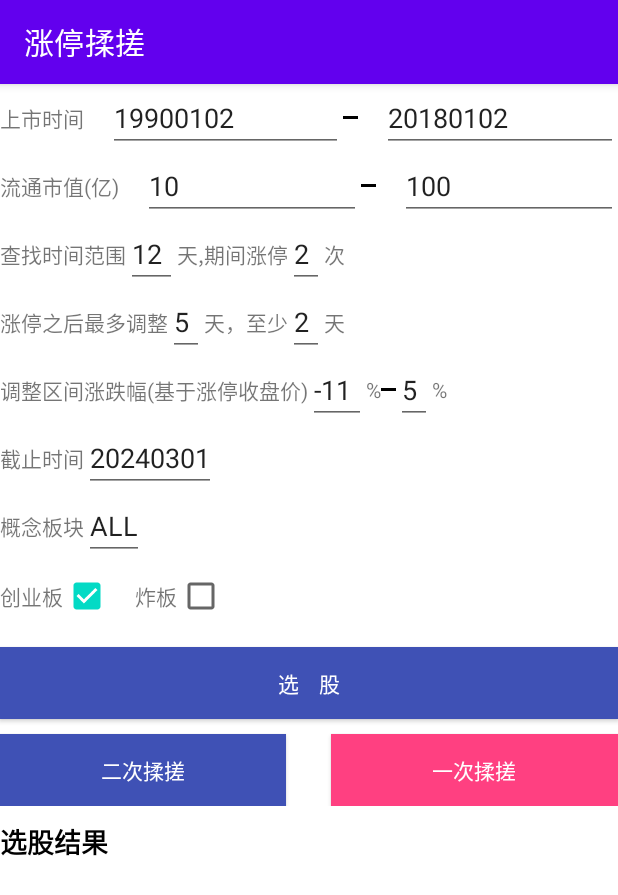
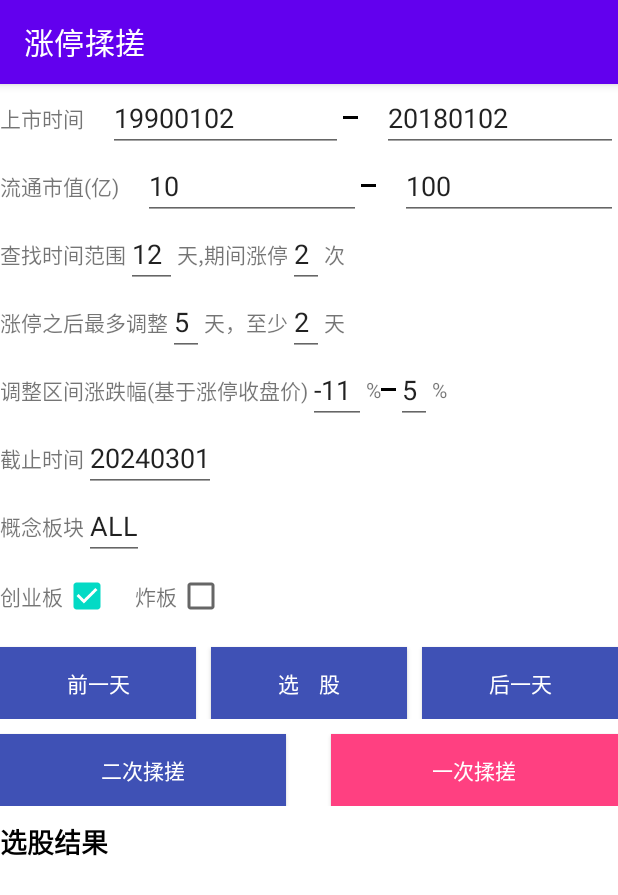
Before and after one commit to liaobushi520/StockMan, an Android app: the Strategy2Activity screen opened directly, with no data from a screen before it, on a phone screen of 412 x 824 dp. Shown: the top 895 px of the screen. Run offline under Robolectric (Android 15) with nearby library versions, the phone set to English and light mode, and no system bars.

```diff
--- a/app/build.gradle
+++ b/app/build.gradle
@@ -9,7 +9,7 @@ android {
     compileSdk 33
 
     defaultConfig {
-        applicationId "com.liaobusi.stockman"
+        applicationId "com.liaobusi.stockman2"
         minSdk 25
         targetSdk 33
         versionCode 5
--- a/app/src/main/java/com/liaobusi/stockman/db/beans.kt
+++ b/app/src/main/java/com/liaobusi/stockman/db/beans.kt
@@ -143,7 +143,7 @@ data class HistoryStock(
 val HistoryStock.ZT: Boolean
     get() {
         if (this.ztPrice == -1f) {
-            if (this.code.startsWith("300") || this.code.startsWith("688")) {
+            if (this.code.startsWith("300") || this.code.startsWith("688")||this.code.startsWith("301")) {
                 return this.chg > 19
             } else {
                 return this.chg > 9.6
@@ -155,7 +155,7 @@ val HistoryStock.ZT: Boolean
 val HistoryStock.DT: Boolean
     get() {
         if (this.dtPrice == -1f) {
-            if (this.code.startsWith("300") || this.code.startsWith("688")) {
+            if (this.code.startsWith("300") || this.code.startsWith("688")||this.code.startsWith("301")) {
                 return this.chg < -19
             } else {
                 return this.chg < -9.6
@@ -166,7 +166,7 @@ val HistoryStock.DT: Boolean
 
 val HistoryStock.DY: Boolean
     get() {
-        if (this.code.startsWith("300") || this.code.startsWith("688")) {
+        if (this.code.startsWith("300") || this.code.startsWith("688")||this.code.startsWith("301")) {
             return this.chg >= 10
         } else {
             return this.chg >= 5
--- a/app/src/main/res/layout/activity_strategy2.xml
+++ b/app/src/main/res/layout/activity_strategy2.xml
@@ -305,14 +305,51 @@
 
             </LinearLayout>
 
-            <androidx.appcompat.widget.AppCompatButton
-                android:id="@+id/chooseStockBtn"
+
+
+            <LinearLayout
                 android:layout_width="match_parent"
-                android:background="#3f51b5"
-                android:textColor="#fff"
-                android:layout_marginTop="10dp"
-                android:text="选    股"
-                android:layout_height="wrap_content"/>
+                android:orientation="horizontal"
+                android:layout_height="wrap_content">
+                <androidx.appcompat.widget.AppCompatButton
+                    android:id="@+id/preBtn"
+                    android:layout_width="0dp"
+                    android:layout_weight="1"
+                    android:background="#3f51b5"
+                    android:textColor="#fff"
+                    android:layout_marginTop="10dp"
+                    android:text="前一天"
+
+                    android:layout_height="wrap_content"/>
+
+                <androidx.appcompat.widget.AppCompatButton
+                    android:id="@+id/chooseStockBtn"
+                    android:layout_width="0dp"
+                    android:layout_weight="1"
+                    android:background="#3f51b5"
+                    android:textColor="#fff"
+                    android:layout_marginStart="10dp"
+                    android:layout_marginTop="10dp"
+                    android:text="选    股"
+                    android:layout_height="wrap_content"/>
+
+                <androidx.appcompat.widget.AppCompatButton
+                    android:id="@+id/postBtn"
+                    android:layout_width="0dp"
+                    android:layout_weight="1"
+                    android:layout_marginStart="10dp"
+                    android:background="#3f51b5"
+                    android:textColor="#fff"
+                    android:layout_marginTop="10dp"
+                    android:text="后一天"
+                    android:layout_height="wrap_content"/>
+            </LinearLayout>
+
+
+
+
+
+
 
             <LinearLayout
                 android:layout_width="match_parent"
--- a/app/src/main/res/values/strings.xml
+++ b/app/src/main/res/values/strings.xml
@@ -1,3 +1,3 @@
 <resources>
-    <string name="app_name">股票超人</string>
+    <string name="app_name">股票超人2.0</string>
 </resources>
```
Also changed, not shown: app/src/main/java/com/liaobusi/stockman/SettingActivity.kt (+20 -3 lines), app/src/main/java/com/liaobusi/stockman/Strategy2Activity.kt (+28 -0 lines), app/src/main/java/com/liaobusi/stockman/Strategy4Activity.kt (+43 -10 lines), app/src/main/java/com/liaobusi/stockman/repo/StockRepo.kt (+31 -23 lines), app/src/main/res/layout/activity_setting.xml (+26 -0 lines), app/src/main/res/layout/activity_strategy4.xml (+11 -0 lines), app/src/main/res/menu/page_menu.xml (added, +7 -0 lines).
